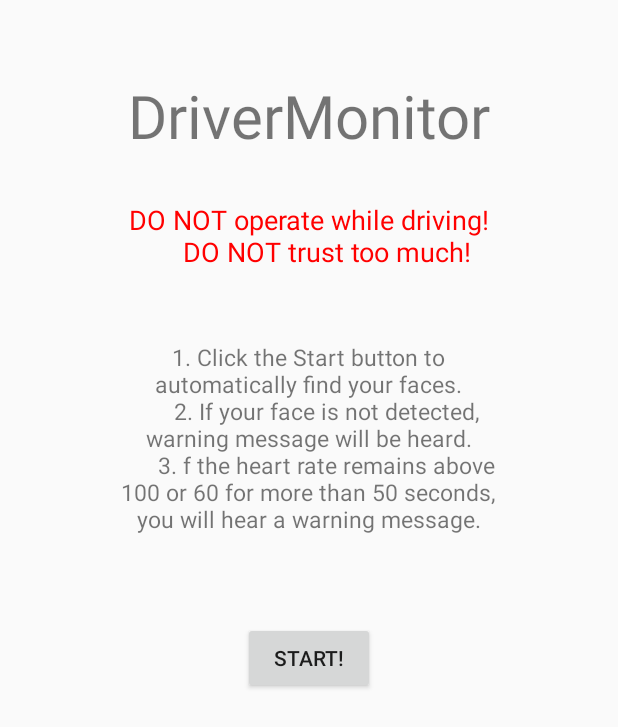
After one commit to ghdcjs14/DriverMonitor, an Android app: the layout activity_sub.xml on its own in the app's theme, with its tools: preview values and no code run, on a phone screen of 412 x 824 dp. The commit adds this screen. Shown: the top 727 px of the screen. Run offline under Robolectric (Android 15) with nearby library versions, the phone set to English and light mode, and no system bars.

Commit message:
Add SubActivity

```diff
--- a/app/src/main/AndroidManifest.xml
+++ b/app/src/main/AndroidManifest.xml
@@ -32,21 +32,25 @@
         android:roundIcon="@mipmap/ic_launcher_round"
         android:supportsRtl="true"
         android:theme="@style/AppTheme">
-        <activity
-            android:name=".MainActivity"
+        <activity android:name=".SubActivity"
             android:configChanges="keyboardHidden|orientation"
-            android:screenOrientation="landscape">
+            >
             <intent-filter>
                 <action android:name="android.intent.action.MAIN" />
 
                 <category android:name="android.intent.category.LAUNCHER" />
             </intent-filter>
         </activity>
+        <activity
+            android:name=".MainActivity"
+            android:configChanges="keyboardHidden|orientation"
+            android:screenOrientation="landscape">
+        </activity>
 
-        <!--<service-->
-            <!--android:name=".MyService"-->
-            <!--android:enabled="true"-->
-            <!--android:exported="true" />-->
+        <!-- <service -->
+        <!-- android:name=".MyService" -->
+        <!-- android:enabled="true" -->
+        <!-- android:exported="true" /> -->
     </application>
 
 </manifest>
--- a/app/src/main/java/kr/ac/kaist/drivermonitor/MainActivity.java
+++ b/app/src/main/java/kr/ac/kaist/drivermonitor/MainActivity.java
@@ -272,7 +272,7 @@ public class MainActivity extends AppCompatActivity
                     }
                 }
                 // 120이상 발생하면 bpm 업데이트
-                else if (bResult[1] > 120 && higher_bpm > 120){
+                else if (bResult[1] > 100 && higher_bpm > 100){
                     higher_bpm = bResult[1];
                     Log.d(TAG, "detectHighbpm " + higher_bpm);
                     // 1분이 넘어 빈맥이고, 알람 울린지 10초가 지났으면,
--- /dev/null
+++ b/app/src/main/java/kr/ac/kaist/drivermonitor/SubActivity.java
@@ -0,0 +1,27 @@
+package kr.ac.kaist.drivermonitor;
+
+import android.content.Intent;
+import android.support.v7.app.AppCompatActivity;
+import android.os.Bundle;
+import android.view.View;
+import android.widget.Button;
+
+public class SubActivity extends AppCompatActivity {
+
+    Button btn_main;
+    @Override
+    protected void onCreate(Bundle savedInstanceState) {
+        super.onCreate(savedInstanceState);
+        setContentView(R.layout.activity_sub);
+
+        btn_main = (Button)findViewById(R.id.button);
+        btn_main.setOnClickListener(new View.OnClickListener(){
+            @Override
+            public void onClick(View v) {
+                Intent intent;
+                intent = new Intent(SubActivity.this, MainActivity.class);
+                startActivity(intent);
+            }
+        });
+    }
+}
--- /dev/null
+++ b/app/src/main/res/layout/activity_sub.xml
@@ -0,0 +1,86 @@
+<?xml version="1.0" encoding="utf-8"?>
+<android.support.constraint.ConstraintLayout xmlns:android="http://schemas.android.com/apk/res/android"
+    xmlns:app="http://schemas.android.com/apk/res-auto"
+    xmlns:tools="http://schemas.android.com/tools"
+    android:id="@+id/Sub"
+    android:layout_width="match_parent"
+    android:layout_height="match_parent"
+    tools:context=".SubActivity"
+    tools:layout_editor_absoluteY="25dp">
+
+    <LinearLayout
+        android:layout_width="match_parent"
+        android:layout_height="match_parent"
+        android:orientation="vertical"
+        app:layout_constraintBottom_toBottomOf="parent"
+        app:layout_constraintTop_toTopOf="parent"
+        tools:layout_editor_absoluteX="161dp">
+
+        <TextView
+            android:id="@+id/logo"
+            android:layout_width="wrap_content"
+            android:layout_height="wrap_content"
+            android:layout_marginTop="50dp"
+            android:ems="23"
+            android:gravity="center_horizontal"
+            android:inputType="textMultiLine"
+            android:singleLine="false"
+            android:text="DriverMonitor"
+            android:textSize="40sp"
+            android:visibility="visible"
+            tools:layout_editor_absoluteX="0dp"
+            tools:layout_editor_absoluteY="58dp" />
+
+
+        <TextView
+            android:id="@+id/warning"
+            android:layout_width="wrap_content"
+            android:layout_height="53dp"
+            android:layout_marginTop="30dp"
+            android:layout_gravity="center_horizontal"
+            android:ems="18"
+            android:gravity="center_horizontal"
+            android:inputType="textMultiLine"
+            android:text="DO NOT operate while driving!\n
+    DO NOT trust too much!"
+            android:textColor="#ff0000"
+            android:textSize="18sp"
+            android:visibility="visible"
+            tools:ignore="MissingConstraints"
+            tools:layout_editor_absoluteX="17dp"
+            tools:layout_editor_absoluteY="143dp" />
+
+        <TextView
+            android:id="@+id/content"
+            android:layout_width="wrap_content"
+            android:layout_height="wrap_content"
+            android:layout_gravity="center_horizontal"
+            android:layout_marginTop="40dp"
+            android:breakStrategy="high_quality"
+            android:ems="15"
+            android:gravity="center_horizontal"
+            android:hyphenationFrequency="normal"
+            android:inputType="textMultiLine"
+            android:text="1. Click the Start button to automatically find your faces.\n
+
+    2. If your face is not detected, warning message will be heard.\n
+
+    3. f the heart rate remains above 100 or 60 for more than 50 seconds, you will hear a warning message.\n"
+            android:textSize="15sp"
+            android:visibility="visible"
+            tools:layout_editor_absoluteX="73dp"
+            tools:layout_editor_absoluteY="235dp" />
+
+        <Button
+            android:id="@+id/button"
+            android:layout_width="wrap_content"
+            android:layout_height="wrap_content"
+            android:layout_marginTop="40dp"
+            android:layout_gravity="center_horizontal"
+            android:text="Start!"
+            android:visibility="visible"
+            tools:layout_editor_absoluteX="161dp"
+            tools:layout_editor_absoluteY="492dp" />
+
+    </LinearLayout>
+</android.support.constraint.ConstraintLayout>
```
